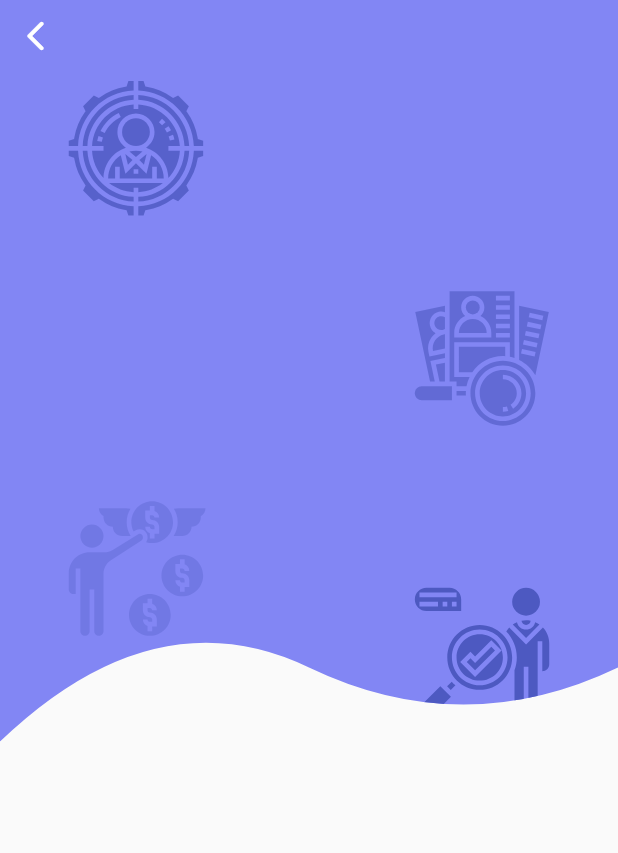
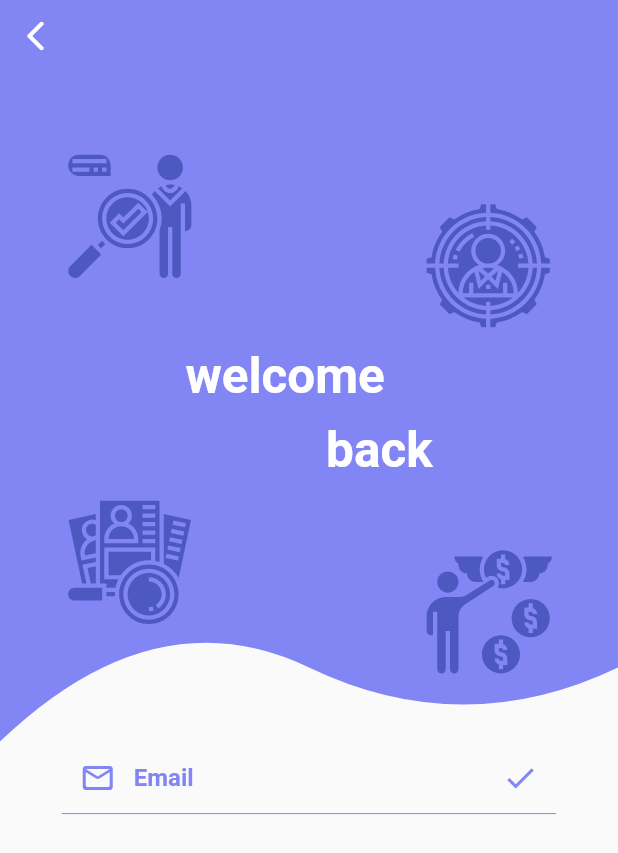
Before and after one commit to BBarisKilic/HRMS-Frontend-Flutter, a Flutter app: the screen it shows after launch, after a tap on "Log in", on a phone screen of 412 x 824 dp. Shown: the top 853 px of the screen. Run offline on Flutter 3.47's test engine with Material 2 defaults, Android fonts, the phone set to English and light mode, and no system bars; our stand-ins replace flutter_svg, get, responsive_builder, sizer; Roboto replaces fonts that are missing (NanumGothicCoding).

Commit message:
Changed login UI design.

```diff
--- /dev/null
+++ b/lib/components/welcome_button.dart
@@ -0,0 +1,42 @@
+import 'package:flutter/material.dart';
+import 'package:sizer/sizer.dart';
+
+class WelcomeButton extends StatelessWidget {
+  WelcomeButton({
+    required this.text,
+    required this.onPressed,
+    required this.textColor,
+    required this.buttonColor,
+    required this.borderColor,
+  });
+
+  final String text;
+  final VoidCallback onPressed;
+  final Color textColor;
+  final Color buttonColor;
+  final Color borderColor;
+
+  @override
+  Widget build(BuildContext context) {
+    return TextButton(
+      onPressed: onPressed,
+      style: ButtonStyle(
+        padding: MaterialStateProperty.all(
+          const EdgeInsets.symmetric(vertical: 20.0),
+        ),
+        side: MaterialStateProperty.all(
+          BorderSide(color: borderColor),
+        ),
+        backgroundColor: MaterialStateProperty.all(buttonColor),
+      ),
+      child: Text(
+        text,
+        style: TextStyle(
+          color: textColor,
+          fontSize: 10.sp,
+          fontWeight: FontWeight.w700,
+        ),
+      ),
+    );
+  }
+}
--- a/lib/controllers/login_page_controller.dart
+++ b/lib/controllers/login_page_controller.dart
@@ -1,36 +1,26 @@
+import 'package:flutter/cupertino.dart';
 import 'package:get/get.dart';
 
 class LoginPageController extends GetxController {
-  var _isFirstImageVisible = false.obs;
-  var _isSecondImageVisible = false.obs;
-  var _isThirdImageVisible = false.obs;
-  var _isFirstTextVisible = false.obs;
-  var _isSecondTextVisible = false.obs;
+  var _didAnimationStart = false.obs;
 
-  bool get isFirstImageVisible => _isFirstImageVisible.value;
-  bool get isSecondImageVisible => _isSecondImageVisible.value;
-  bool get isThirdImageVisible => _isThirdImageVisible.value;
-  bool get isFirstTextVisible => _isFirstTextVisible.value;
-  bool get isSecondTextVisible => _isSecondTextVisible.value;
+  var _emailTextEditingController = TextEditingController();
+  var _passwordTextEditingController = TextEditingController();
 
-  void startAnimation() {
-    Future.delayed(
-        Duration(milliseconds: 250), () => _isFirstImageVisible.value = true);
-    Future.delayed(
-        Duration(milliseconds: 500), () => _isSecondImageVisible.value = true);
-    Future.delayed(
-        Duration(milliseconds: 750), () => _isThirdImageVisible.value = true);
-    Future.delayed(
-        Duration(milliseconds: 1250), () => _isFirstTextVisible.value = true);
-    Future.delayed(
-        Duration(milliseconds: 1500), () => _isSecondTextVisible.value = true);
+  get didAnimationStart => _didAnimationStart.value;
+  get emailTextEditingController => _emailTextEditingController;
+  get passwordTextEditingController => _passwordTextEditingController;
+
+  void startAnimation() async {
+    Future.delayed(Duration(milliseconds: 250), () {
+      _didAnimationStart.value = true;
+    });
   }
 
-  void reset() {
-    _isFirstImageVisible.value = false;
-    _isSecondImageVisible.value = false;
-    _isThirdImageVisible.value = false;
-    _isFirstTextVisible.value = false;
-    _isSecondTextVisible.value = false;
+  @override
+  void onClose() {
+    _emailTextEditingController.dispose();
+    _passwordTextEditingController.dispose();
+    super.onClose();
   }
 }
--- a/lib/main.dart
+++ b/lib/main.dart
@@ -19,11 +19,26 @@ class HRMSApp extends StatelessWidget {
         theme: ThemeData(
           fontFamily: 'NanumGothicCoding',
         ),
-        routes: {
-          HomePage.id: (context) => HomePage(),
-          WelcomePage.id: (context) => WelcomePage(),
-          LoginPage.id: (context) => LoginPage(),
-        },
+        getPages: [
+          GetPage(
+            name: HomePage.id,
+            page: () => HomePage(),
+            transition: Transition.fadeIn,
+            transitionDuration: Duration(milliseconds: 500),
+          ),
+          GetPage(
+            name: WelcomePage.id,
+            page: () => WelcomePage(),
+            transition: Transition.fadeIn,
+            transitionDuration: Duration(milliseconds: 500),
+          ),
+          GetPage(
+            name: LoginPage.id,
+            page: () => LoginPage(),
+            transition: Transition.fadeIn,
+            transitionDuration: Duration(milliseconds: 500),
+          ),
+        ],
         initialRoute: WelcomePage.id,
       );
     });
--- a/lib/utils/constants.dart
+++ b/lib/utils/constants.dart
@@ -1,3 +1,15 @@
+import 'package:flutter/material.dart';
+
+//image locations
+const String kHumanResourcesIconLocation = "assets/images/human_resources.svg";
+const String kHeadhunterIconLocation = "assets/images/headhunter.svg";
+const String kRecruitmentIconLocation = "assets/images/recruitment.svg";
+const String kEmployeeIconLocation = "assets/images/employee.svg";
+
+//colors
+const Color kPrimaryColor = const Color(0xff8286F4);
+const Color kPrimaryDarkColor = const Color(0xff4d59c1);
+
 //texts
 const String kAppTitle = "HR Manager";
 const String kDescriptionText = "Human Resources Management System";
@@ -5,9 +17,4 @@ const String kLogInText = "Log in";
 const String kSignUpText = "Sign up";
 const String kWelcomeText = "welcome";
 const String kBackText = "back";
-
-//image locations
-const String kHumanResourcesIconLocation = "assets/images/human_resources.svg";
-const String kHeadhunterIconLocation = "assets/images/headhunter.svg";
-const String kRecruitmentIconLocation = "assets/images/recruitment.svg";
-const String kEmployeeIconLocation = "assets/images/employee.svg";
+const String kEmailText = "Email";
--- a/lib/views/login/login_page_phone.dart
+++ b/lib/views/login/login_page_phone.dart
@@ -13,9 +13,14 @@ class LoginPagePhone extends StatelessWidget {
   @override
   Widget build(BuildContext context) {
     return Scaffold(
-      body: ClipPath(
+      body: Column(
+        children: [
+          ClipPath(
             clipper: BackgroundClipper(LoginPage.id),
             child: buildTopSide(),
+          ),
+          buildBottomSide(),
+        ],
       ),
     );
   }
@@ -24,13 +29,12 @@ class LoginPagePhone extends StatelessWidget {
     return Container(
       height: 60.h,
       width: 100.w,
-      color: const Color(0xff8286F4),
-      child: SafeArea(
+      color: kPrimaryColor,
       child: Stack(
         children: [
-            IconButton(
+          SafeArea(
+            child: IconButton(
               onPressed: () {
-                _loginPageController.reset();
                 Get.back();
               },
               icon: const Icon(
@@ -38,114 +42,122 @@ class LoginPagePhone extends StatelessWidget {
                 color: Colors.white,
               ),
             ),
-            Padding(
-              padding: EdgeInsets.only(top: 6.h, left: 10.w),
-              child: Align(
-                alignment: Alignment.topLeft,
-                child: Obx(() {
-                  return AnimatedOpacity(
-                    duration: Duration(seconds: 1),
-                    opacity: _loginPageController.isFirstImageVisible ? 1 : 0,
+          ),
+          Obx(() {
+            return AnimatedPositioned(
+              duration: Duration(milliseconds: 500),
+              top: 12.h,
+              left: _loginPageController.didAnimationStart ? 10.w : -20.w,
               child: SvgPicture.asset(
-                      kHeadhunterIconLocation,
-                      height: 12.h,
-                      color: const Color(0xff4d59c1),
+                kHumanResourcesIconLocation,
+                width: 22.w,
+                color: kPrimaryDarkColor,
               ),
             );
           }),
+          Obx(() {
+            return AnimatedPositioned(
+              duration: Duration(milliseconds: 500),
+              top: 16.h,
+              right: _loginPageController.didAnimationStart ? 10.w : -20.w,
+              child: SvgPicture.asset(
+                kHeadhunterIconLocation,
+                width: 22.w,
+                color: kPrimaryDarkColor,
               ),
-            ),
-            Padding(
-              padding: EdgeInsets.only(top: 10.h, right: 10.w),
-              child: Align(
-                alignment: Alignment.topRight,
-                child: Obx(() {
-                  return AnimatedOpacity(
-                    duration: Duration(seconds: 1),
-                    opacity: _loginPageController.isFirstTextVisible ? 1 : 0,
+            );
+          }),
+          Obx(() {
+            return AnimatedPositioned(
+              duration: Duration(milliseconds: 500),
+              top: 28.h,
+              left: _loginPageController.didAnimationStart ? 30.w : -20.w,
               child: Text(
                 kWelcomeText,
                 style: TextStyle(
                   color: Colors.white,
                   fontSize: 24.sp,
+                  fontWeight: FontWeight.w700,
                 ),
               ),
             );
           }),
-              ),
-            ),
-            Padding(
-              padding: EdgeInsets.only(bottom: 2.h, right: 10.w),
-              child: Align(
-                alignment: Alignment.centerRight,
-                child: Obx(
-                  () {
-                    return AnimatedOpacity(
-                      duration: Duration(seconds: 1),
-                      opacity:
-                          _loginPageController.isSecondImageVisible ? 1 : 0,
-                      child: SvgPicture.asset(
-                        kRecruitmentIconLocation,
-                        height: 12.h,
-                        color: const Color(0xff4d59c1),
-                      ),
-                    );
-                  },
-                ),
-              ),
-            ),
-            Padding(
-              padding: EdgeInsets.only(bottom: 2.h, left: 10.w),
-              child: Align(
-                alignment: Alignment.centerLeft,
-                child: Obx(() {
-                  return AnimatedOpacity(
-                    duration: Duration(seconds: 1),
-                    opacity: _loginPageController.isSecondTextVisible ? 1 : 0,
+          Obx(() {
+            return AnimatedPositioned(
+              duration: Duration(milliseconds: 500),
+              top: 34.h,
+              right: _loginPageController.didAnimationStart ? 30.w : -20.w,
               child: Text(
                 kBackText,
                 style: TextStyle(
                   color: Colors.white,
                   fontSize: 24.sp,
+                  fontWeight: FontWeight.w700,
                 ),
               ),
             );
           }),
-              ),
-            ),
-            Padding(
-              padding: EdgeInsets.only(bottom: 8.h, left: 10.w),
-              child: Row(
-                children: [
-                  Align(
-                    alignment: Alignment.bottomLeft,
-                    child: Obx(() {
-                      return AnimatedOpacity(
-                        duration: Duration(seconds: 1),
-                        opacity:
-                            _loginPageController.isThirdImageVisible ? 1 : 0,
+          Obx(() {
+            return AnimatedPositioned(
+              duration: Duration(milliseconds: 500),
+              bottom: 9.h,
+              left: _loginPageController.didAnimationStart ? 10.w : -20.w,
               child: SvgPicture.asset(
-                          kEmployeeIconLocation,
-                          height: 12.h,
-                          color: const Color(0xff4d59c1),
+                kRecruitmentIconLocation,
+                width: 22.w,
+                color: kPrimaryDarkColor,
               ),
             );
           }),
+          Obx(() {
+            return AnimatedPositioned(
+              duration: Duration(milliseconds: 500),
+              bottom: 5.h,
+              right: _loginPageController.didAnimationStart ? 10.w : -20.w,
+              child: SvgPicture.asset(
+                kEmployeeIconLocation,
+                width: 22.w,
+                color: kPrimaryDarkColor,
               ),
+            );
+          }),
         ],
       ),
+    );
+  }
+
+  SafeArea buildBottomSide() {
+    return SafeArea(
+      child: Padding(
+        padding: EdgeInsets.symmetric(horizontal: 10.w),
+        child: Column(
+          children: [
+            TextField(
+              cursorColor: kPrimaryColor,
+              textAlignVertical: TextAlignVertical.center,
+              controller: _loginPageController.emailTextEditingController,
+              style: TextStyle(
+                color: kPrimaryDarkColor,
+                fontWeight: FontWeight.w700,
               ),
-            Padding(
-              padding: EdgeInsets.only(bottom: 1.h, right: 10.w),
-              child: Align(
-                alignment: Alignment.bottomRight,
-                child: Hero(
-                  tag: "human_resources",
-                  child: SvgPicture.asset(
-                    kHumanResourcesIconLocation,
-                    width: 12.h,
-                    color: const Color(0xff4d59c1),
+              decoration: const InputDecoration(
+                hintText: kEmailText,
+                hintStyle: TextStyle(color: kPrimaryColor),
+                prefixIcon: const Icon(
+                  Icons.mail_outline_rounded,
+                  color: kPrimaryColor,
                 ),
+                suffixIcon: const Icon(
+                  Icons.done,
+                  color: kPrimaryColor,
+                ),
+                enabledBorder: const UnderlineInputBorder(
+                  borderSide:
+                      const BorderSide(color: kPrimaryColor, width: 0.0),
+                ),
+                focusedBorder: const UnderlineInputBorder(
+                  borderSide:
+                      const BorderSide(color: kPrimaryColor, width: 0.0),
                 ),
               ),
             ),
--- a/lib/views/welcome/welcome_page_phone.dart
+++ b/lib/views/welcome/welcome_page_phone.dart
@@ -1,6 +1,7 @@
 import 'package:flutter/material.dart';
 import 'package:flutter_svg/svg.dart';
 import 'package:get/get.dart';
+import 'package:hrms_ui/components/welcome_button.dart';
 import 'package:hrms_ui/controllers/welcome_page_controller.dart';
 import 'package:hrms_ui/utils/constants.dart';
 import 'package:hrms_ui/views/login/login_page.dart';
@@ -12,11 +13,14 @@ class WelcomePagePhone extends StatelessWidget {
   @override
   Widget build(BuildContext context) {
     return Scaffold(
-      body: Container(
+      backgroundColor: kPrimaryColor,
+      body: SafeArea(
+        child: Container(
           height: 100.h,
           width: 100.w,
-        color: const Color(0xff8286F4),
+          color: kPrimaryColor,
           child: Column(
+            mainAxisAlignment: MainAxisAlignment.spaceBetween,
             children: [
               Expanded(
                 flex: 6,
@@ -29,13 +33,15 @@ class WelcomePagePhone extends StatelessWidget {
             ],
           ),
         ),
+      ),
     );
   }
 
   Padding buildTopSide() {
     return Padding(
       padding: EdgeInsets.symmetric(horizontal: 10.w),
-      child: Obx(() {
+      child: Obx(
+        () {
           return AnimatedOpacity(
             duration: const Duration(seconds: 1),
             opacity: _welcomePageController.isImageVisible ? 1 : 0,
@@ -48,7 +54,8 @@ class WelcomePagePhone extends StatelessWidget {
               ),
             ),
           );
-      }),
+        },
+      ),
     );
   }
 
@@ -56,6 +63,9 @@ class WelcomePagePhone extends StatelessWidget {
     return Padding(
       padding: EdgeInsets.symmetric(horizontal: 10.w),
       child: Column(
+        mainAxisAlignment: MainAxisAlignment.spaceAround,
+        children: [
+          Column(
             crossAxisAlignment: CrossAxisAlignment.stretch,
             children: [
               Text(
@@ -76,49 +86,29 @@ class WelcomePagePhone extends StatelessWidget {
                   fontSize: 12.sp,
                 ),
               ),
-          const SizedBox(
-            height: 60.0,
+            ],
           ),
-          TextButton(
-            onPressed: () {
-              Get.toNamed(LoginPage.id);
-            },
-            style: ButtonStyle(
-              padding: MaterialStateProperty.all(
-                const EdgeInsets.symmetric(vertical: 20.0),
-              ),
-              backgroundColor: MaterialStateProperty.all(Colors.white),
-            ),
-            child: Text(
-              kLogInText,
-              style: TextStyle(
-                color: const Color(0xff8286F4),
-                fontSize: 10.sp,
-                fontWeight: FontWeight.w700,
-              ),
-            ),
+          Column(
+            crossAxisAlignment: CrossAxisAlignment.stretch,
+            children: [
+              WelcomeButton(
+                onPressed: () => Get.toNamed(LoginPage.id),
+                buttonColor: Colors.white,
+                borderColor: Colors.white,
+                textColor: kPrimaryColor,
+                text: kLogInText,
               ),
               const SizedBox(
                 height: 20.0,
               ),
-          TextButton(
+              WelcomeButton(
                 onPressed: () {},
-            style: ButtonStyle(
-              padding: MaterialStateProperty.all(
-                const EdgeInsets.symmetric(vertical: 20.0),
+                buttonColor: kPrimaryColor,
+                borderColor: Colors.white,
+                textColor: Colors.white,
+                text: kSignUpText,
               ),
-              side: MaterialStateProperty.all(
-                BorderSide(color: Colors.white),
-              ),
-            ),
-            child: Text(
-              kSignUpText,
-              style: TextStyle(
-                color: Colors.white,
-                fontSize: 10.sp,
-                fontWeight: FontWeight.w700,
-              ),
-            ),
+            ],
           ),
         ],
       ),
```
Lines whose indentation alone changed are shown as unchanged.
